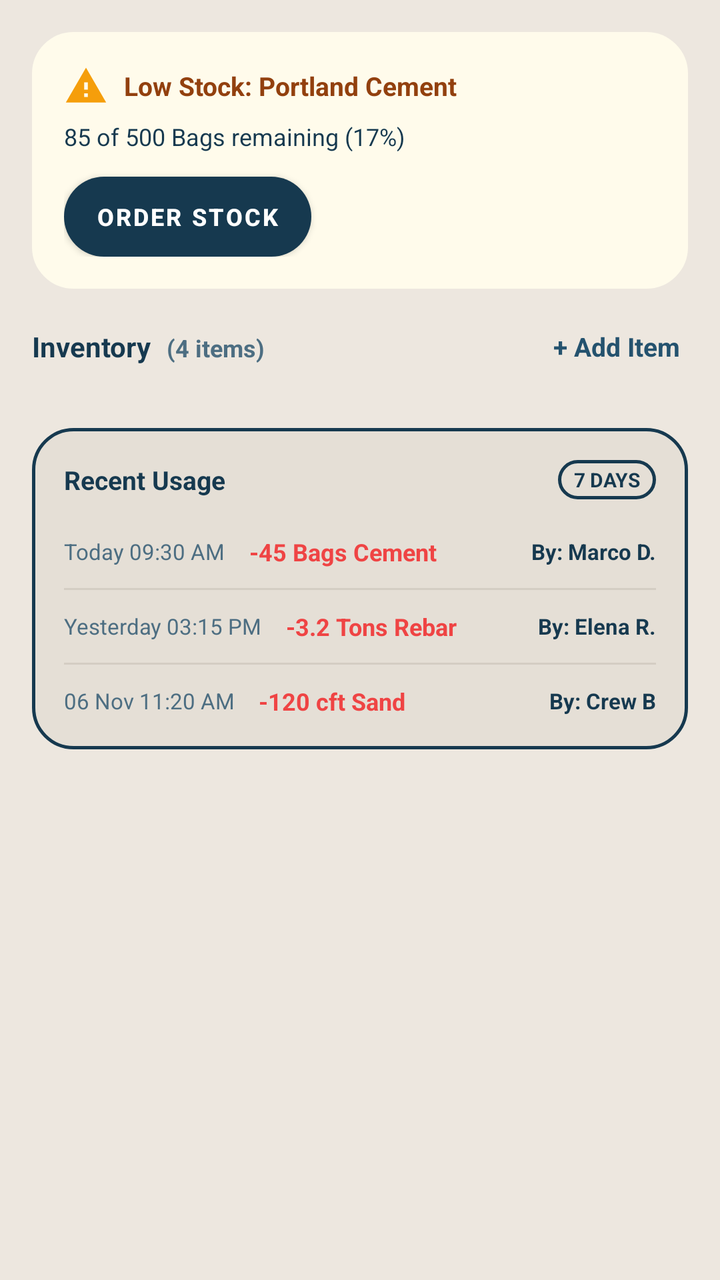
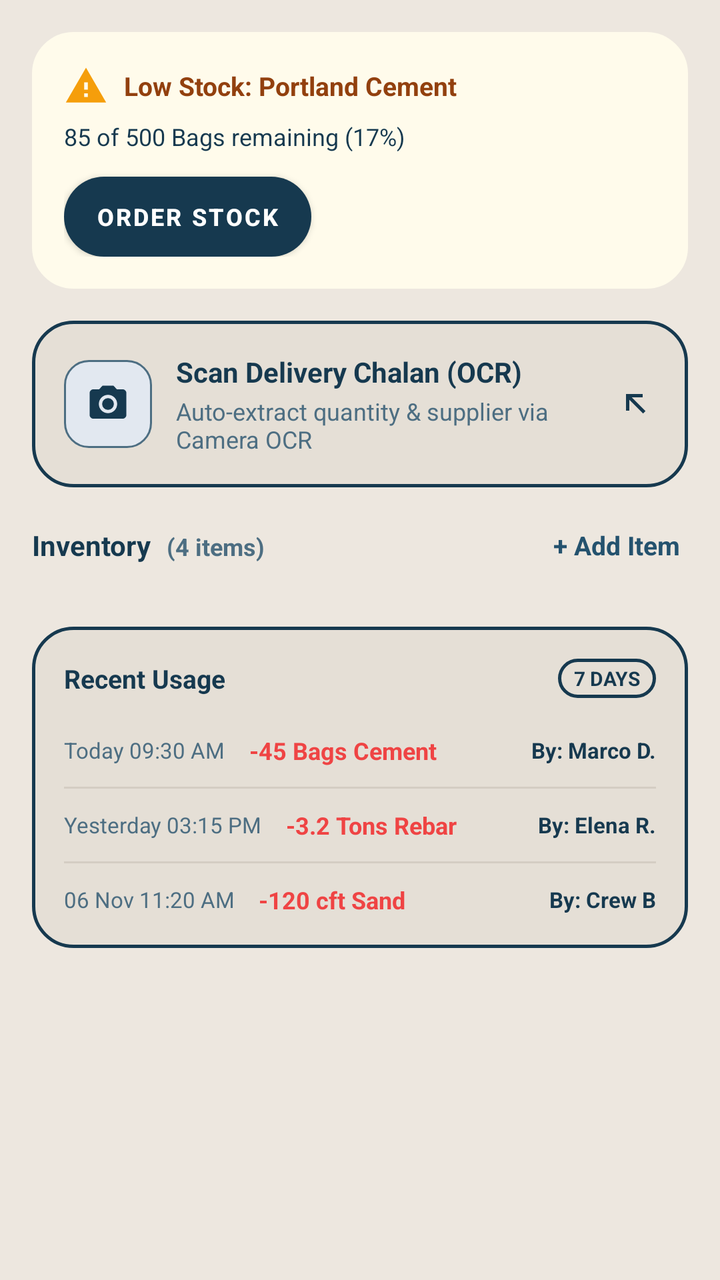

Before-and-after screenshots of an Android layout around one commit, followed by the original layout XML and the change that was made.
<!-- AndroidManifest.xml: application theme Theme.SiteSync -->
<!-- res/layout/fragment_resource.xml -->
<?xml version="1.0" encoding="utf-8"?>
<androidx.coordinatorlayout.widget.CoordinatorLayout xmlns:android="http://schemas.android.com/apk/res/android"
    xmlns:app="http://schemas.android.com/apk/res-auto"
    android:layout_width="match_parent"
    android:layout_height="match_parent"
    android:background="@color/warm_ash_base">

    <androidx.core.widget.NestedScrollView
        android:layout_width="match_parent"
        android:layout_height="match_parent"
        android:clipToPadding="false"
        android:paddingBottom="120dp"
        android:fillViewport="true">

        <LinearLayout
            android:layout_width="match_parent"
            android:layout_height="wrap_content"
            android:orientation="vertical"
            android:padding="16dp">

            
            <include
                android:id="@+id/layoutLowStockBanner"
                layout="@layout/layout_low_stock_banner" />

            
            <RelativeLayout
                android:layout_width="match_parent"
                android:layout_height="wrap_content"
                android:layout_marginBottom="12dp">

                <LinearLayout
                    android:layout_width="wrap_content"
                    android:layout_height="wrap_content"
                    android:layout_alignParentStart="true"
                    android:layout_centerVertical="true"
                    android:orientation="horizontal">

                    <TextView
                        android:id="@+id/tvInventoryHeader"
                        android:layout_width="wrap_content"
                        android:layout_height="wrap_content"
                        android:text="Inventory"
                        android:textColor="@color/text_oxide_primary"
                        android:textSize="14sp"
                        android:textStyle="bold" />

                    <TextView
                        android:id="@+id/tvInventoryCountBadge"
                        android:layout_width="wrap_content"
                        android:layout_height="wrap_content"
                        android:layout_marginStart="8dp"
                        android:text="(4 items)"
                        android:textColor="@color/text_oxide_secondary"
                        android:textSize="12sp"
                        android:textStyle="bold" />
                </LinearLayout>

                <TextView
                    android:id="@+id/btnAddInventoryItem"
                    android:layout_width="wrap_content"
                    android:layout_height="wrap_content"
                    android:layout_alignParentEnd="true"
                    android:layout_centerVertical="true"
                    android:text="+ Add Item"
                    android:textColor="@color/oxide_blue_light"
                    android:textSize="13sp"
                    android:textStyle="bold"
                    android:padding="4dp"
                    android:background="?attr/selectableItemBackgroundBorderless" />
            </RelativeLayout>

            
            <androidx.recyclerview.widget.RecyclerView
                android:id="@+id/rvInventory"
                android:layout_width="match_parent"
                android:layout_height="wrap_content"
                android:nestedScrollingEnabled="false"
                android:layout_marginBottom="16dp" />

            
            <LinearLayout
                android:layout_width="match_parent"
                android:layout_height="wrap_content"
                android:orientation="vertical"
                android:background="@drawable/bg_card_outlined"
                android:padding="16dp"
                android:layout_marginBottom="16dp">

                
                <RelativeLayout
                    android:layout_width="match_parent"
                    android:layout_height="wrap_content"
                    android:layout_marginBottom="12dp">

                    <TextView
                        android:layout_width="wrap_content"
                        android:layout_height="wrap_content"
                        android:layout_alignParentStart="true"
                        android:layout_centerVertical="true"
                        android:text="Recent Usage"
                        android:textColor="@color/text_oxide_primary"
                        android:textSize="13sp"
                        android:textStyle="bold" />

                    <TextView
                        android:layout_width="wrap_content"
                        android:layout_height="wrap_content"
                        android:layout_alignParentEnd="true"
                        android:layout_centerVertical="true"
                        android:text="7 DAYS"
                        android:textColor="@color/text_oxide_primary"
                        android:textSize="10sp"
                        android:textStyle="bold"
                        android:background="@drawable/bg_pill_inactive"
                        android:paddingStart="8dp"
                        android:paddingEnd="8dp"
                        android:paddingTop="3dp"
                        android:paddingBottom="3dp" />
                </RelativeLayout>

                
                <LinearLayout
                    android:id="@+id/rowLog1"
                    android:layout_width="match_parent"
                    android:layout_height="wrap_content"
                    android:orientation="horizontal"
                    android:gravity="center_vertical"
                    android:paddingTop="6dp"
                    android:paddingBottom="6dp">

                    <TextView
                        android:layout_width="wrap_content"
                        android:layout_height="wrap_content"
                        android:text="Today 09:30 AM"
                        android:textColor="@color/text_oxide_secondary"
                        android:textSize="11sp" />

                    <TextView
                        android:layout_width="0dp"
                        android:layout_height="wrap_content"
                        android:layout_weight="1"
                        android:layout_marginStart="12dp"
                        android:text="-45 Bags Cement"
                        android:textColor="@color/status_red"
                        android:textSize="12sp"
                        android:textStyle="bold" />

                    <TextView
                        android:layout_width="wrap_content"
                        android:layout_height="wrap_content"
                        android:text="By: Marco D."
                        android:textColor="@color/text_oxide_primary"
                        android:textSize="11sp"
                        android:textStyle="bold" />
                </LinearLayout>

                <View
                    android:layout_width="match_parent"
                    android:layout_height="1dp"
                    android:background="@color/gauge_track_ash"
                    android:layout_marginTop="4dp"
                    android:layout_marginBottom="4dp" />

                
                <LinearLayout
                    android:id="@+id/rowLog2"
                    android:layout_width="match_parent"
                    android:layout_height="wrap_content"
                    android:orientation="horizontal"
                    android:gravity="center_vertical"
                    android:paddingTop="6dp"
                    android:paddingBottom="6dp">

                    <TextView
                        android:layout_width="wrap_content"
                        android:layout_height="wrap_content"
                        android:text="Yesterday 03:15 PM"
                        android:textColor="@color/text_oxide_secondary"
                        android:textSize="11sp" />

                    <TextView
                        android:layout_width="0dp"
                        android:layout_height="wrap_content"
                        android:layout_weight="1"
                        android:layout_marginStart="12dp"
                        android:text="-3.2 Tons Rebar"
                        android:textColor="@color/status_red"
                        android:textSize="12sp"
                        android:textStyle="bold" />

                    <TextView
                        android:layout_width="wrap_content"
                        android:layout_height="wrap_content"
                        android:text="By: Elena R."
                        android:textColor="@color/text_oxide_primary"
                        android:textSize="11sp"
                        android:textStyle="bold" />
                </LinearLayout>

                <View
                    android:layout_width="match_parent"
                    android:layout_height="1dp"
                    android:background="@color/gauge_track_ash"
                    android:layout_marginTop="4dp"
                    android:layout_marginBottom="4dp" />

                
                <LinearLayout
                    android:id="@+id/rowLog3"
                    android:layout_width="match_parent"
                    android:layout_height="wrap_content"
                    android:orientation="horizontal"
                    android:gravity="center_vertical"
                    android:paddingTop="6dp">

                    <TextView
                        android:layout_width="wrap_content"
                        android:layout_height="wrap_content"
                        android:text="06 Nov 11:20 AM"
                        android:textColor="@color/text_oxide_secondary"
                        android:textSize="11sp" />

                    <TextView
                        android:layout_width="0dp"
                        android:layout_height="wrap_content"
                        android:layout_weight="1"
                        android:layout_marginStart="12dp"
                        android:text="-120 cft Sand"
                        android:textColor="@color/status_red"
                        android:textSize="12sp"
                        android:textStyle="bold" />

                    <TextView
                        android:layout_width="wrap_content"
                        android:layout_height="wrap_content"
                        android:text="By: Crew B"
                        android:textColor="@color/text_oxide_primary"
                        android:textSize="11sp"
                        android:textStyle="bold" />
                </LinearLayout>
            </LinearLayout>

        </LinearLayout>
    </androidx.core.widget.NestedScrollView>

</androidx.coordinatorlayout.widget.CoordinatorLayout>
<!-- res/layout/layout_low_stock_banner.xml (included above) -->
<?xml version="1.0" encoding="utf-8"?>
<LinearLayout xmlns:android="http://schemas.android.com/apk/res/android"
    xmlns:app="http://schemas.android.com/apk/res-auto"
    android:id="@+id/layoutLowStockBanner"
    android:layout_width="match_parent"
    android:layout_height="wrap_content"
    android:orientation="vertical"
    android:background="@drawable/bg_card_outlined"
    android:backgroundTint="#FFFBEB"
    android:padding="16dp"
    android:layout_marginBottom="16dp">

    <LinearLayout
        android:layout_width="match_parent"
        android:layout_height="wrap_content"
        android:orientation="horizontal"
        android:gravity="center_vertical"
        android:layout_marginBottom="6dp">

        <ImageView
            android:layout_width="22dp"
            android:layout_height="22dp"
            android:src="@drawable/ic_warning_amber"
            app:tint="@color/brand_amber"
            android:contentDescription="Warning Hazard" />

        <TextView
            android:id="@+id/tvLowStockAlertTitle"
            android:layout_width="0dp"
            android:layout_height="wrap_content"
            android:layout_weight="1"
            android:layout_marginStart="8dp"
            android:text="Low Stock: Portland Cement"
            android:textColor="#92400E"
            android:textSize="13sp"
            android:textStyle="bold" />
    </LinearLayout>

    <TextView
        android:id="@+id/tvLowStockAlertMessage"
        android:layout_width="match_parent"
        android:layout_height="wrap_content"
        android:text="85 of 500 Bags remaining (17%)"
        android:textColor="@color/text_oxide_primary"
        android:textSize="12sp"
        android:layout_marginBottom="12dp" />

    <com.google.android.material.button.MaterialButton
        android:id="@+id/btnQuickRequisition"
        android:layout_width="wrap_content"
        android:layout_height="40dp"
        android:background="@drawable/btn_primary_oxide"
        app:backgroundTint="@color/oxide_blue_primary"
        android:text="Order Stock"
        android:textColor="@color/text_on_oxide_white"
        android:textSize="12sp"
        android:textStyle="bold"
        app:cornerRadius="20dp"
        android:paddingStart="16dp"
        android:paddingEnd="16dp" />

</LinearLayout>
<!-- resources referenced by this layout -->
<resources>
  <color name="brand_amber">#F59E0B</color>
  <color name="gauge_track_ash">#D4CDC3</color>
  <color name="oxide_blue_light">#24526E</color>
  <color name="oxide_blue_primary">#16394F</color>
  <color name="status_red">#EF4444</color>
  <color name="text_on_oxide_white">#FFFFFF</color>
  <color name="text_oxide_primary">#16394F</color>
  <color name="text_oxide_secondary">#4D6E82</color>
  <color name="warm_ash_base">#EDE7DF</color>
  <!-- drawable bg_card_outlined (drawable) -->
  <?xml version="1.0" encoding="utf-8"?>
  <shape xmlns:android="http://schemas.android.com/apk/res/android"
      android:shape="rectangle">
      <solid android:color="@color/warm_ash_surface" />
      <stroke
          android:width="1.5dp"
          android:color="@color/stroke_oxide_blue" />
      <corners android:radius="20dp" />
  </shape>
  <!-- drawable bg_pill_inactive (drawable) -->
  <?xml version="1.0" encoding="utf-8"?>
  <shape xmlns:android="http://schemas.android.com/apk/res/android"
      android:shape="rectangle">
      <solid android:color="@color/warm_ash_surface" />
      <stroke
          android:width="1.5dp"
          android:color="@color/stroke_oxide_blue" />
      <corners android:radius="16dp" />
  </shape>
  <!-- drawable btn_primary_oxide (drawable) -->
  <?xml version="1.0" encoding="utf-8"?>
  <ripple xmlns:android="http://schemas.android.com/apk/res/android"
      android:color="@color/oxide_blue_dark">
      <item>
          <shape android:shape="rectangle">
              <solid android:color="@color/oxide_blue_primary" />
              <corners android:radius="24dp" />
          </shape>
      </item>
  </ripple>
  <!-- drawable ic_warning_amber (drawable) -->
  <vector xmlns:android="http://schemas.android.com/apk/res/android"
      android:width="24dp"
      android:height="24dp"
      android:viewportWidth="24"
      android:viewportHeight="24">
    <path
        android:fillColor="#FFF59E0B"
        android:pathData="M1,21h22L12,2 1,21zM13,18h-2v-2h2v2zM13,14h-2v-4h2v4z"/>
  </vector>
  <color name="warm_ash_surface">#E5DFD6</color>
  <color name="stroke_oxide_blue">#16394F</color>
  <color name="oxide_blue_dark">#0E2636</color>
  <color name="text_oxide_muted">#7E98A8</color>
  <!-- unchanged entries left out for length: 1 -->
</resources>

<!-- the commit's change to res/layout/fragment_resource.xml (unified diff, before → after) -->
@@ -22,6 +22,65 @@
             <include
                 android:id="@+id/layoutLowStockBanner"
                 layout="@layout/layout_low_stock_banner" />
+
+            
+            <LinearLayout
+                android:id="@+id/cardScanChalan"
+                android:layout_width="match_parent"
+                android:layout_height="wrap_content"
+                android:orientation="horizontal"
+                android:background="@drawable/bg_card_outlined"
+                android:padding="16dp"
+                android:gravity="center_vertical"
+                android:layout_marginBottom="16dp"
+                android:clickable="true"
+                android:focusable="true">
+
+                <FrameLayout
+                    android:layout_width="44dp"
+                    android:layout_height="44dp"
+                    android:background="@drawable/bg_badge_low"
+                    android:layout_marginEnd="12dp">
+
+                    <ImageView
+                        android:layout_width="22dp"
+                        android:layout_height="22dp"
+                        android:layout_gravity="center"
+                        android:src="@drawable/ic_camera"
+                        app:tint="@color/oxide_blue_primary"
+                        android:contentDescription="Camera Scanner" />
+                </FrameLayout>
+
+                <LinearLayout
+                    android:layout_width="0dp"
+                    android:layout_height="wrap_content"
+                    android:layout_weight="1"
+                    android:orientation="vertical">
+
+                    <TextView
+                        android:layout_width="wrap_content"
+                        android:layout_height="wrap_content"
+                        android:text="Scan Delivery Chalan (OCR)"
+                        android:textColor="@color/text_oxide_primary"
+                        android:textSize="14sp"
+                        android:textStyle="bold" />
+
+                    <TextView
+                        android:layout_width="wrap_content"
+                        android:layout_height="wrap_content"
+                        android:text="Auto-extract quantity &amp; supplier via Camera OCR"
+                        android:textColor="@color/text_oxide_secondary"
+                        android:textSize="12sp"
+                        android:layout_marginTop="2dp" />
+                </LinearLayout>
+
+                <ImageView
+                    android:layout_width="20dp"
+                    android:layout_height="20dp"
+                    android:src="@drawable/ic_arrow_diagonal"
+                    app:tint="@color/oxide_blue_primary"
+                    android:contentDescription="Open Scanner" />
+            </LinearLayout>
 
             
             <RelativeLayout
<!-- resource entries referenced after the edit -->
@@ -9,6 +9,16 @@
   <color name="text_oxide_primary">#16394F</color>
   <color name="text_oxide_secondary">#4D6E82</color>
   <color name="warm_ash_base">#EDE7DF</color>
+  <!-- drawable bg_badge_low (drawable) -->
+  <?xml version="1.0" encoding="utf-8"?>
+  <shape xmlns:android="http://schemas.android.com/apk/res/android"
+      android:shape="rectangle">
+      <solid android:color="#E2E8F0" />
+      <stroke
+          android:width="1dp"
+          android:color="#4D6E82" />
+      <corners android:radius="12dp" />
+  </shape>
   <!-- drawable bg_card_outlined (drawable) -->
   <?xml version="1.0" encoding="utf-8"?>
   <shape xmlns:android="http://schemas.android.com/apk/res/android"
@@ -40,6 +50,29 @@
           </shape>
       </item>
   </ripple>
+  <!-- drawable ic_arrow_diagonal (drawable) -->
+  <vector xmlns:android="http://schemas.android.com/apk/res/android"
+      android:width="24dp"
+      android:height="24dp"
+      android:viewportWidth="24"
+      android:viewportHeight="24">
+    <path
+        android:fillColor="#16394F"
+        android:pathData="M6,6l10,0l0,2l-6.59,0l8.3,8.29l-1.42,1.42L8,9.41L8,16L6,16L6,6z"/>
+  </vector>
+  <!-- drawable ic_camera (drawable) -->
+  <vector xmlns:android="http://schemas.android.com/apk/res/android"
+      android:width="24dp"
+      android:height="24dp"
+      android:viewportWidth="24"
+      android:viewportHeight="24">
+      <path
+          android:fillColor="#2563EB"
+          android:pathData="M12,12m-3.2,0a3.2,3.2 0 1,1 6.4,0a3.2,3.2 0 1,1 -6.4,0" />
+      <path
+          android:fillColor="#2563EB"
+          android:pathData="M9,2L7.17,4H4c-1.1,0 -2,0.9 -2,2v12c0,1.1 0.9,2 2,2h16c1.1,0 2,-0.9 2,-2V6c0,-1.1 -0.9,-2 -2,-2h-3.17L15,2H9zm3,15c-2.76,0 -5,-2.24 -5,-5s2.24,-5 5,-5 5,2.24 5,5 -2.24,5 -5,5z" />
+  </vector>
   <!-- drawable ic_warning_amber (drawable) -->
   <vector xmlns:android="http://schemas.android.com/apk/res/android"
       android:width="24dp"
